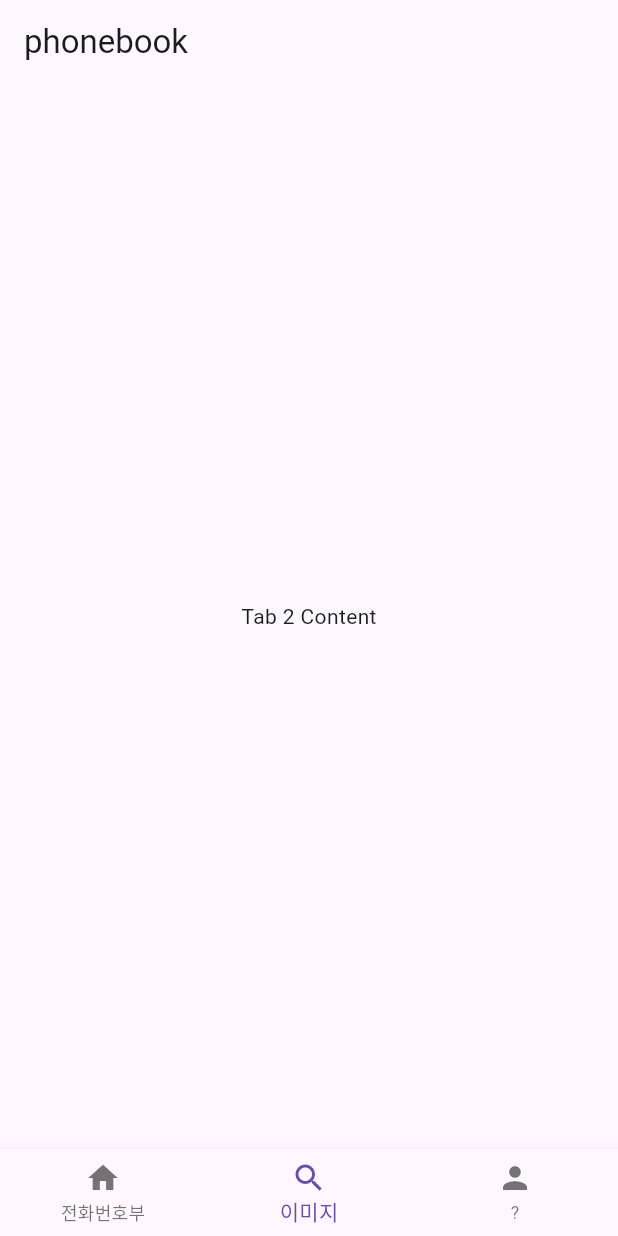
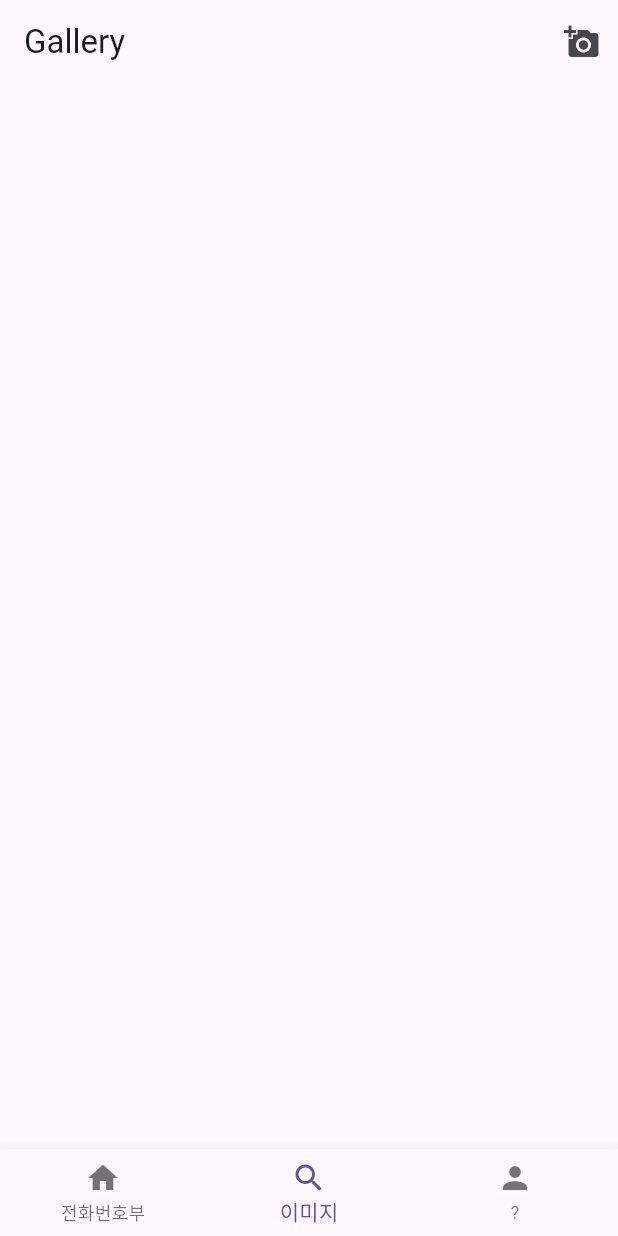
Before and after one commit to QuadeKang/madCampWeek1, a Flutter app: the screen it shows after launch, item 2 of the bottom bar chosen, on a phone screen of 412 x 824 dp. Run offline on Flutter 3.47's test engine with Material 3 defaults, Android fonts, the phone set to English and light mode, and no system bars; our stand-ins replace image_picker.

Commit message:
:sparkles: add gallery

```diff
--- a/src/tabapp/lib/main.dart
+++ b/src/tabapp/lib/main.dart
@@ -1,4 +1,6 @@
 import 'package:flutter/material.dart';
+import 'package:image_picker/image_picker.dart';
+import 'dart:io';
 
 void main() => runApp(MyApp());
 
@@ -24,13 +26,11 @@ class _MyTabbedAppState extends State<MyTabbedApp> {
     Tab2(),
     Tab3(),
   ];
+  final List<String> _tabTitles = ['PhoneBook', 'Gallery', 'Title for Tab3'];
 
   @override
   Widget build(BuildContext context) {
     return Scaffold(
-      appBar: AppBar(
-        title: Text('phonebook'),
-      ),
       body: _tabs[_currentIndex],
       bottomNavigationBar: BottomNavigationBar(
         currentIndex: _currentIndex,
@@ -168,11 +168,45 @@ class _ExpandableListTileState extends State<ExpandableListTile> {
     );
   }
 }
-class Tab2 extends StatelessWidget {
+class Tab2 extends StatefulWidget {
+  @override
+  _Tab2State createState() => _Tab2State();
+}
+
+class _Tab2State extends State<Tab2> {
+  List<File> images = [];
+
+  Future<void> _takePicture() async {
+    final ImagePicker _picker = ImagePicker();
+    final XFile? photo = await _picker.pickImage(source: ImageSource.camera);
+
+    if (photo != null) {
+      setState(() {
+        images.add(File(photo.path));
+        // Optionally, save the image to a specific folder
+      });
+    }
+  }
+
   @override
   Widget build(BuildContext context) {
-    return Center(
-      child: Text('Tab 2 Content'),
+    return Scaffold(
+      appBar: AppBar(
+        title: Text('Gallery'),
+        actions: <Widget>[
+          IconButton(
+            icon: Icon(Icons.add_a_photo),
+            onPressed: _takePicture,
+          ),
+        ],
+      ),
+      body: GridView.builder(
+        itemCount: images.length,
+        gridDelegate: SliverGridDelegateWithFixedCrossAxisCount(crossAxisCount: 1),
+        itemBuilder: (context, index) {
+          return Image.file(images[index]);
+        },
+      ),
     );
   }
 }
--- a/src/tabapp/pubspec.yaml
+++ b/src/tabapp/pubspec.yaml
@@ -35,6 +35,7 @@ dependencies:
   # The following adds the Cupertino Icons font to your application.
   # Use with the CupertinoIcons class for iOS style icons.
   cupertino_icons: ^1.0.2
+  image_picker: ^1.0.5
 
 dev_dependencies:
   flutter_test:
```
Also changed, not shown: src/tabapp/pubspec.lock, 7 other files.
